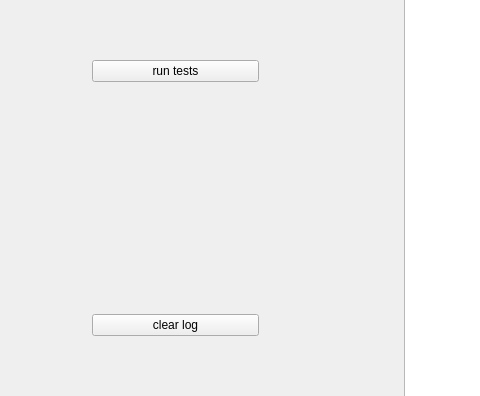
First picture: the form in optode_gui/gui/designer_main.ui, repository kazola/optode_gui, before the edit; both pictures show x 0 to 480 and y 186 to 582 of the 1024 by 768 pixel window.
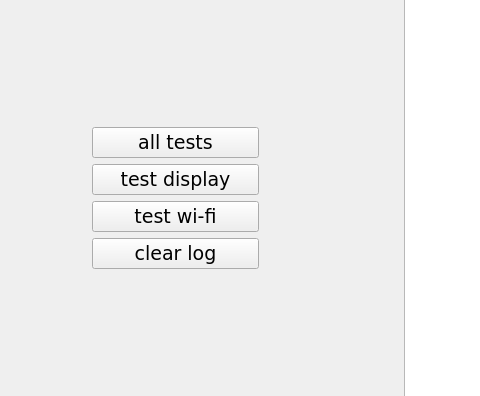
Second picture: the form after the edit.

What changed in the file:
```diff
--- a/optode_gui/gui/designer_main.ui
+++ b/optode_gui/gui/designer_main.ui
@@ -33,9 +33,9 @@
        <number>6</number>
       </property>
       <item>
-       <layout class="QVBoxLayout" name="verticalLayout_2" stretch="2">
+       <layout class="QVBoxLayout" name="verticalLayout_2" stretch="0">
         <item>
-         <layout class="QGridLayout" name="gridLayout_3" rowstretch="1,1,1,1,1" columnstretch="1,2,1">
+         <layout class="QGridLayout" name="gridLayout_3" rowstretch="1,1,1" columnstretch="1,2,1">
           <property name="topMargin">
            <number>12</number>
           </property>
@@ -55,32 +55,6 @@
             </property>
            </spacer>
           </item>
-          <item row="2" column="1">
-           <spacer name="verticalSpacer_4">
-            <property name="orientation">
-             <enum>Qt::Vertical</enum>
-            </property>
-            <property name="sizeHint" stdset="0">
-             <size>
-              <width>20</width>
-              <height>40</height>
-             </size>
-            </property>
-           </spacer>
-          </item>
-          <item row="4" column="1">
-           <spacer name="verticalSpacer_5">
-            <property name="orientation">
-             <enum>Qt::Vertical</enum>
-            </property>
-            <property name="sizeHint" stdset="0">
-             <size>
-              <width>20</width>
-              <height>40</height>
-             </size>
-            </property>
-           </spacer>
-          </item>
           <item row="0" column="1">
            <spacer name="verticalSpacer">
             <property name="orientation">
@@ -108,24 +82,103 @@
            </spacer>
           </item>
           <item row="1" column="1">
-           <widget class="QPushButton" name="btn_tests">
-            <property name="styleSheet">
-             <string notr="true">font: 12pt &quot;DejaVu Sans&quot;;</string>
-            </property>
-            <property name="text">
-             <string>run tests</string>
-            </property>
-           </widget>
+           <layout class="QVBoxLayout" name="verticalLayout_3">
+            <item>
+             <widget class="QPushButton" name="btn_tests">
+              <property name="font">
+               <font>
+                <family>DejaVu Sans</family>
+                <pointsize>14</pointsize>
+                <weight>50</weight>
+                <italic>false</italic>
+                <bold>false</bold>
+               </font>
+              </property>
+              <property name="styleSheet">
+               <string notr="true">font: 14pt &quot;DejaVu Sans&quot;;</string>
+              </property>
+              <property name="text">
+               <string>all tests</string>
+              </property>
+             </widget>
+            </item>
+            <item>
+             <widget class="QPushButton" name="btn_test_display">
+              <property name="sizePolicy">
+               <sizepolicy hsizetype="Preferred" vsizetype="Fixed">
+                <horstretch>0</horstretch>
+                <verstretch>0</verstretch>
+               </sizepolicy>
+              </property>
+              <property name="font">
+               <font>
+                <family>DejaVu Sans</family>
+                <pointsize>14</pointsize>
+                <weight>50</weight>
+                <italic>false</italic>
+                <bold>false</bold>
+               </font>
+              </property>
+              <property name="styleSheet">
+               <string notr="true">font: 14pt &quot;DejaVu Sans&quot;;</string>
+              </property>
+              <property name="text">
+               <string>test display</string>
+              </property>
+             </widget>
+            </item>
+            <item>
+             <widget class="QPushButton" name="btn_test_wifi">
+              <property name="font">
+               <font>
+                <family>DejaVu Sans</family>
+                <pointsize>14</pointsize>
+                <weight>50</weight>
+                <italic>false</italic>
+                <bold>false</bold>
+               </font>
+              </property>
+              <property name="styleSheet">
+               <string notr="true">font: 14pt &quot;DejaVu Sans&quot;;</string>
+              </property>
+              <property name="text">
+               <string>test wi-fi</string>
+              </property>
+             </widget>
+            </item>
+            <item>
+             <widget class="QPushButton" name="btn_clr_log">
+              <property name="font">
+               <font>
+                <family>DejaVu Sans</family>
+                <pointsize>14</pointsize>
+                <weight>50</weight>
+                <italic>false</italic>
+                <bold>false</bold>
+               </font>
+              </property>
+              <property name="styleSheet">
+               <string notr="true">font: 14pt &quot;DejaVu Sans&quot;;</string>
+              </property>
+              <property name="text">
+               <string>clear log</string>
+              </property>
+             </widget>
+            </item>
+           </layout>
           </item>
-          <item row="3" column="1">
-           <widget class="QPushButton" name="btn_clr_log">
-            <property name="styleSheet">
-             <string notr="true">font: 12pt &quot;DejaVu Sans&quot;;</string>
+          <item row="2" column="1">
+           <spacer name="verticalSpacer_5">
+            <property name="orientation">
+             <enum>Qt::Vertical</enum>
             </property>
-            <property name="text">
-             <string>clear log</string>
+            <property name="sizeHint" stdset="0">
+             <size>
+              <width>20</width>
+              <height>40</height>
+             </size>
             </property>
-           </widget>
+           </spacer>
           </item>
          </layout>
         </item>
```
